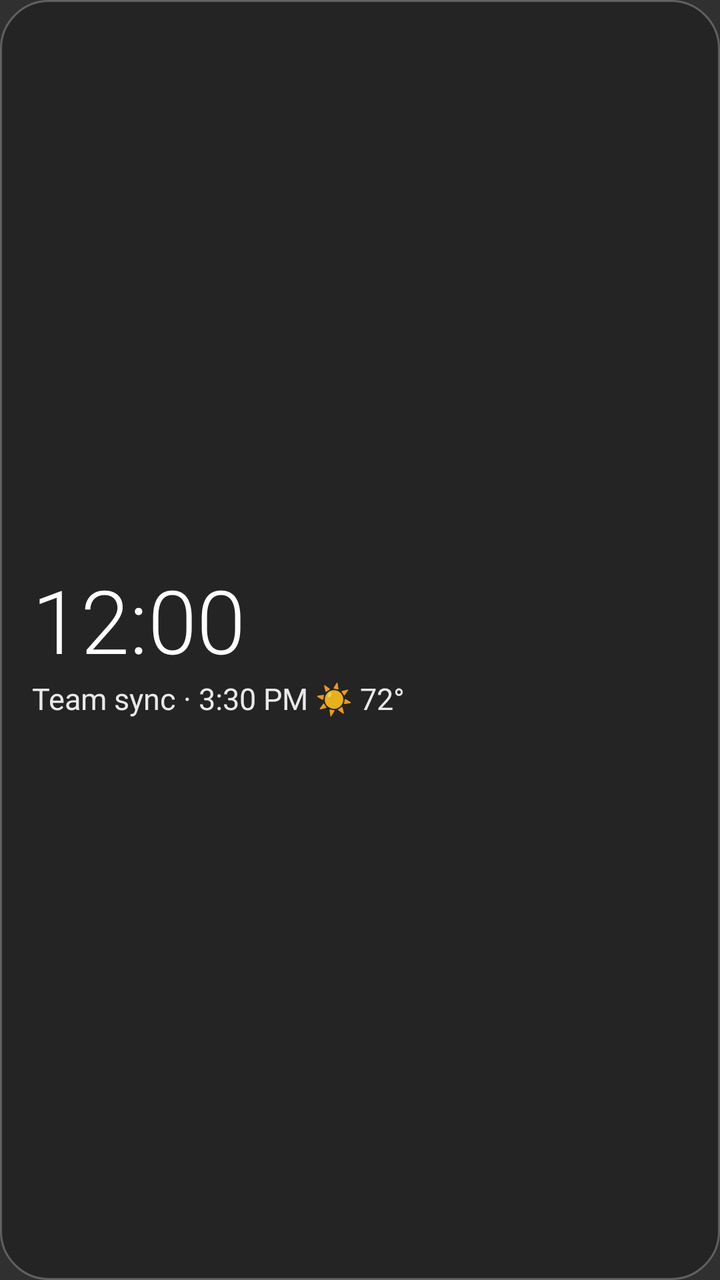
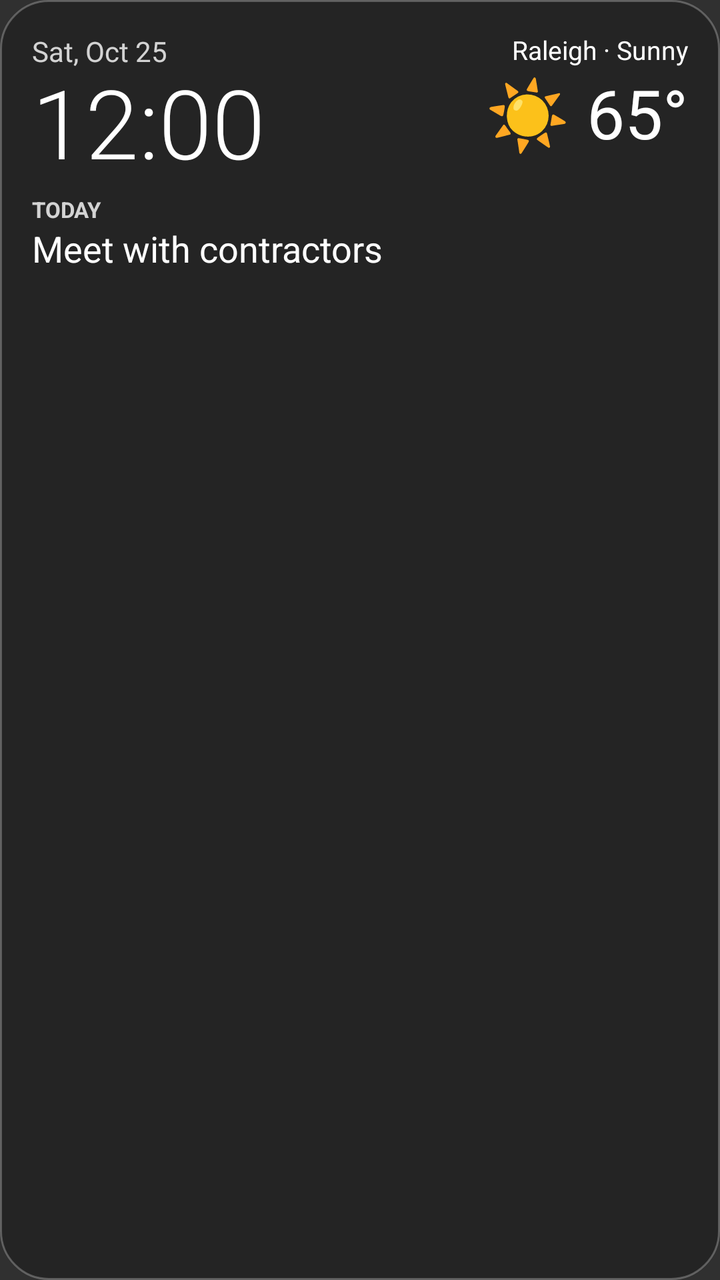

Screens rendered from an Android XML layout before and after an edit, with the pre-edit source and the edit as a unified diff.
<!-- AndroidManifest.xml: application theme Theme.Widgets -->
<!-- res/layout/today_widget_preview.xml -->
<?xml version="1.0" encoding="utf-8"?>
<LinearLayout xmlns:android="http://schemas.android.com/apk/res/android"
    android:layout_width="match_parent"
    android:layout_height="match_parent"
    android:background="@drawable/today_preview_background"
    android:gravity="center_vertical"
    android:orientation="vertical"
    android:padding="16dp">

    <TextClock
        android:layout_width="wrap_content"
        android:layout_height="wrap_content"
        android:fontFamily="sans-serif-light"
        android:format12Hour="h:mm"
        android:format24Hour="H:mm"
        android:textColor="#FFFFFF"
        android:textSize="44sp" />

    <TextView
        android:layout_width="wrap_content"
        android:layout_height="wrap_content"
        android:text="@string/today_preview_sample"
        android:textColor="#E6FFFFFF"
        android:textSize="15sp" />
</LinearLayout>
<!-- resources referenced by this layout -->
<resources>
  <!-- drawable today_preview_background (drawable) -->
  <?xml version="1.0" encoding="utf-8"?>
  <shape xmlns:android="http://schemas.android.com/apk/res/android">
      <corners android:radius="24dp" />
      <solid android:color="#40000000" />
      <stroke
          android:width="1dp"
          android:color="#40FFFFFF" />
  </shape>
  <string name="today_preview_sample">Team sync · 3:30 PM   ☀️ 72°</string>
  <style name="Theme.Widgets" parent="android:Theme.Material.NoActionBar" />
</resources>

<!-- the commit's change to res/layout/today_widget_preview.xml (unified diff, before → after) -->
@@ -3,23 +3,69 @@
     android:layout_width="match_parent"
     android:layout_height="match_parent"
     android:background="@drawable/today_preview_background"
-    android:gravity="center_vertical"
-    android:orientation="vertical"
+    android:baselineAligned="false"
+    android:orientation="horizontal"
     android:padding="16dp">
 
-    <TextClock
+    <LinearLayout
+        android:layout_width="0dp"
+        android:layout_height="wrap_content"
+        android:layout_weight="1"
+        android:orientation="vertical">
+
+        <TextView
+            android:layout_width="wrap_content"
+            android:layout_height="wrap_content"
+            android:text="@string/today_preview_date"
+            android:textColor="#CCFFFFFF"
+            android:textSize="14sp" />
+
+        <TextClock
+            android:layout_width="wrap_content"
+            android:layout_height="wrap_content"
+            android:fontFamily="sans-serif-light"
+            android:format12Hour="h:mm"
+            android:format24Hour="H:mm"
+            android:includeFontPadding="false"
+            android:textColor="#FFFFFF"
+            android:textSize="48sp" />
+
+        <TextView
+            android:layout_width="wrap_content"
+            android:layout_height="wrap_content"
+            android:layout_marginTop="6dp"
+            android:text="@string/today_preview_label"
+            android:textColor="#CCFFFFFF"
+            android:textSize="11sp"
+            android:textStyle="bold" />
+
+        <TextView
+            android:layout_width="wrap_content"
+            android:layout_height="wrap_content"
+            android:maxLines="1"
+            android:text="@string/today_preview_event"
+            android:textColor="#FFFFFF"
+            android:textSize="18sp" />
+    </LinearLayout>
+
+    <LinearLayout
         android:layout_width="wrap_content"
         android:layout_height="wrap_content"
-        android:fontFamily="sans-serif-light"
-        android:format12Hour="h:mm"
-        android:format24Hour="H:mm"
-        android:textColor="#FFFFFF"
-        android:textSize="44sp" />
+        android:gravity="end"
+        android:orientation="vertical">
 
-    <TextView
-        android:layout_width="wrap_content"
-        android:layout_height="wrap_content"
-        android:text="@string/today_preview_sample"
-        android:textColor="#E6FFFFFF"
-        android:textSize="15sp" />
+        <TextView
+            android:layout_width="wrap_content"
+            android:layout_height="wrap_content"
+            android:text="@string/today_preview_place"
+            android:textColor="#FFFFFF"
+            android:textSize="13sp" />
+
+        <TextView
+            android:layout_width="wrap_content"
+            android:layout_height="wrap_content"
+            android:text="@string/today_preview_temp"
+            android:textColor="#FFFFFF"
+            android:textSize="34sp" />
+    </LinearLayout>
 </LinearLayout>
<!-- resource entries referenced after the edit -->
@@ -9,7 +9,11 @@
           android:width="1dp"
           android:color="#40FFFFFF" />
   </shape>
-  <string name="today_preview_sample">Team sync · 3:30 PM   ☀️ 72°</string>
+  <string name="today_preview_date">Sat, Oct 25</string>
+  <string name="today_preview_event">Meet with contractors</string>
+  <string name="today_preview_label">TODAY</string>
+  <string name="today_preview_place">Raleigh · Sunny</string>
+  <string name="today_preview_temp">☀️ 65°</string>
   <style name="Theme.Widgets" parent="android:Theme.Material.NoActionBar" />
 </resources>
 
